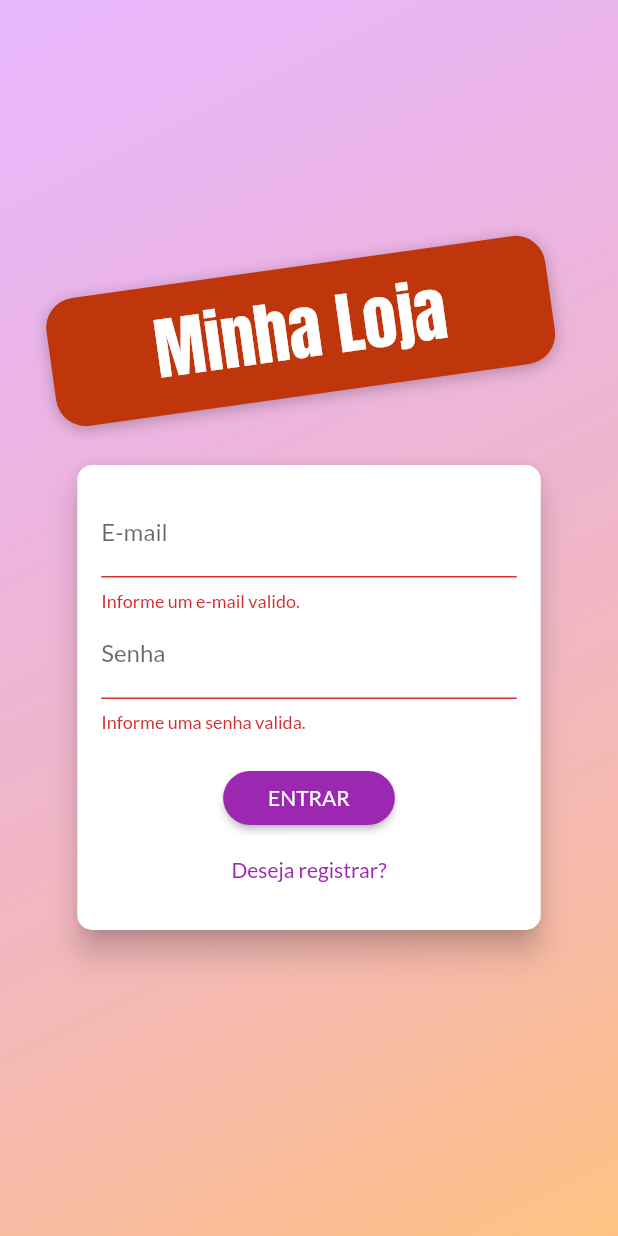
After one commit to Shaiell/Shop, a Flutter app: the screen it shows after launch, after a tap on "ENTRAR", on a phone screen of 412 x 824 dp. The commit adds this screen. Run offline on Flutter 3.47's test engine with Material 2 defaults, Android fonts, the phone set to English and light mode, and no system bars; our stand-ins replace shared_preferences; missing offline and left inert: dart:ffi; network calls fail.

Commit message:
versão de auth com firebase.

```diff
--- /dev/null
+++ b/lib/components/auth_form.dart
@@ -0,0 +1,176 @@
+import 'package:flutter/material.dart';
+import 'package:provider/provider.dart';
+import 'package:shop/exceptions/auth_exception.dart';
+import 'package:shop/models/auth.dart';
+
+enum AuthMode { signUp, login }
+
+class AuthFormState extends StatefulWidget {
+  const AuthFormState({Key? key}) : super(key: key);
+
+  @override
+  State<AuthFormState> createState() => _AthFormState();
+}
+
+class _AthFormState extends State<AuthFormState> {
+  final _passwordController = TextEditingController();
+  final _formKey = GlobalKey<FormState>();
+  bool _isLoading = false;
+  AuthMode _authMode = AuthMode.login;
+  Map<String, String> _authData = {
+    'email': '',
+    'password': '',
+  };
+
+  bool _isLogin() => _authMode == AuthMode.login;
+
+  bool _isSingUp() => _authMode == AuthMode.signUp;
+
+  void _switchAuthMode() {
+    setState(() {
+      if (_isLogin()) {
+        _authMode = AuthMode.signUp;
+      } else {
+        _authMode = AuthMode.login;
+      }
+    });
+  }
+
+  void _showErrorDialog(String msg) {
+    showDialog(
+      context: context,
+      builder: (ctx) => AlertDialog(
+        title: Text('Ocorreu um erro'),
+        content: Text(msg),
+        actions: [
+          TextButton(
+            onPressed: () => Navigator.of(context).pop(),
+            child: Text('Fechar'),
+          ),
+        ],
+      ),
+    );
+  }
+
+  Future<void> _submit() async {
+    final isValid = _formKey.currentState?.validate() ?? false;
+
+    if (!isValid) {
+      return;
+    }
+    setState(() => _isLoading = true);
+
+    _formKey.currentState?.save();
+
+    Auth auth = Provider.of(context, listen: false);
+
+    try {
+      if (_isLogin()) {
+        await auth.login(
+          _authData['email']!,
+          _authData['password']!,
+        );
+      } else {
+        await auth.signup(
+          _authData['email']!,
+          _authData['password']!,
+        );
+      }
+    } on AuthException catch (error) {
+      _showErrorDialog(error.toString());
+    } catch (error){
+      _showErrorDialog('Ocorreu um erro inesperado.');
+    }
+
+    setState(() => _isLoading = false);
+  }
+
+  @override
+  Widget build(BuildContext context) {
+    final deviceSize = MediaQuery.of(context).size;
+    return Card(
+      elevation: 8,
+      shape: RoundedRectangleBorder(
+        borderRadius: BorderRadius.circular(10),
+      ),
+      child: Container(
+        padding: const EdgeInsets.all(16),
+        height: _isLogin() ? 310 : 400,
+        width: deviceSize.width * 0.75,
+        child: Form(
+          key: _formKey,
+          child: Column(
+            children: [
+              TextFormField(
+                decoration: const InputDecoration(labelText: 'E-mail'),
+                keyboardType: TextInputType.emailAddress,
+                onSaved: (email) => _authData['email'] = email ?? '',
+                validator: (_email) {
+                  final email = _email ?? '';
+                  if (email.trim().isEmpty || !email.contains('@')) {
+                    return 'Informe um e-mail valido.';
+                  }
+                  return null;
+                },
+              ),
+              TextFormField(
+                decoration: const InputDecoration(labelText: 'Senha'),
+                keyboardType: TextInputType.emailAddress,
+                obscureText: true,
+                controller: _passwordController,
+                onSaved: (password) => _authData['password'] = password ?? '',
+                validator: (_password) {
+                  final password = _password ?? '';
+                  if (password.isEmpty || password.length < 5) {
+                    return 'Informe uma senha valida.';
+                  }
+                  return null;
+                },
+              ),
+              if (_isSingUp())
+                TextFormField(
+                  decoration:
+                      const InputDecoration(labelText: 'Confirmar Senha'),
+                  keyboardType: TextInputType.emailAddress,
+                  obscureText: true,
+                  validator: _isLogin()
+                      ? null
+                      : (_password) {
+                          final password = _password ?? '';
+                          if (password != _passwordController.text) {
+                            return 'Senhas informadas não conferem';
+                          }
+                          return null;
+                        },
+                ),
+              const SizedBox(height: 20),
+              if (_isLoading)
+                const CircularProgressIndicator()
+              else
+                ElevatedButton(
+                  onPressed: _submit,
+                  style: ElevatedButton.styleFrom(
+                    shape: RoundedRectangleBorder(
+                        borderRadius: BorderRadius.circular(30)),
+                    padding: const EdgeInsets.symmetric(
+                      horizontal: 30,
+                      vertical: 8,
+                    ),
+                  ),
+                  child: Text(
+                    _authMode == AuthMode.login ? 'ENTRAR' : 'REGISTRAR',
+                  ),
+                ),
+              const Spacer(),
+              TextButton(
+                onPressed: _switchAuthMode,
+                child:
+                    Text(_isLogin() ? 'Deseja registrar?' : 'Já possui conta?'),
+              ),
+            ],
+          ),
+        ),
+      ),
+    );
+  }
+}
--- a/lib/components/product_grid_item.dart
+++ b/lib/components/product_grid_item.dart
@@ -1,5 +1,6 @@
 import 'package:flutter/material.dart';
 import 'package:provider/provider.dart';
+import 'package:shop/models/auth.dart';
 import 'package:shop/models/cart.dart';
 import 'package:shop/models/product.dart';
 import 'package:shop/utils/app_routes.dart';
@@ -11,6 +12,7 @@ class ProductGridItem extends StatelessWidget {
   Widget build(BuildContext context) {
     final product = Provider.of<Product>(context, listen: false);
     final cart = Provider.of<Cart>(context, listen: false);
+    final auth = Provider.of<Auth>(context,listen: false);
 
     return ClipRRect(
       borderRadius: BorderRadius.circular(10),
@@ -23,7 +25,7 @@ class ProductGridItem extends StatelessWidget {
                   product.isFavorite ? Icons.favorite : Icons.favorite_border),
               color: Theme.of(context).colorScheme.secondary,
               onPressed: () {
-                product.toggleFavorite();
+                product.toggleFavorite(auth.token ?? '', auth.userId ?? '');
               },
             ),
           ),
--- /dev/null
+++ b/lib/data/store.dart
@@ -0,0 +1,32 @@
+import 'dart:convert';
+
+import 'package:shared_preferences/shared_preferences.dart';
+
+class Store {
+  static Future<bool> saveString(String key, String value) async {
+    final prefs = await SharedPreferences.getInstance();
+    return prefs.setString(key, value);
+  }
+
+  static Future<bool> saveMap(String key, Map<String, dynamic> value) async {
+    return saveString(key, jsonEncode(value));
+  }
+
+  static Future<String> getString(String key, [String defaultValue = '']) async {
+    final prefs = await SharedPreferences.getInstance();
+    return prefs.getString(key) ?? defaultValue ;
+  }
+
+  static Future<Map<String, dynamic>> getMap(String key, [String defaultValue = '']) async {
+    try{
+      return jsonDecode(await getString(key));
+    } catch (_) {
+      return {};
+    }
+  }
+
+  static Future<bool> remove(String key) async {
+    final prefs = await SharedPreferences.getInstance();
+    return prefs.remove(key);
+  }
+}
--- /dev/null
+++ b/lib/exceptions/auth_exception.dart
@@ -0,0 +1,18 @@
+class AuthException implements Exception {
+  final Map<String, String> errors = {
+    'EMAIL_EXISTS': 'E-mail já cadastrado.',
+    'OPERATION_NOT_ALLOWED': 'Operação não permitida.',
+    'TOO_MANY_ATTEMPTS_TRY_LATER': 'Acesso bloqueado temporariamente. Tente mais tarde.',
+    'EMAIL_NOT_FOUND': 'E-mail não encontrado.',
+    'INVALID_PASSWORD': 'Senha informada não confere.',
+    'USER_DISABLED': 'A conta do usuario foi desabilitada.',
+  };
+  final String key;
+
+  AuthException(this.key);
+
+  @override
+  String toString() {
+    return errors[key] ?? 'Ocorreu um erro no processo de autenticação';
+  }
+}
--- a/lib/main.dart
+++ b/lib/main.dart
@@ -1,8 +1,11 @@
 import 'package:flutter/material.dart';
 import 'package:provider/provider.dart';
+import 'package:shop/models/auth.dart';
 import 'package:shop/models/cart.dart';
 import 'package:shop/models/order_list.dart';
 import 'package:shop/models/product_list.dart';
+import 'package:shop/pages/auth_or_home_page.dart';
+import 'package:shop/pages/auth_page.dart';
 import 'package:shop/pages/cart_page.dart';
 import 'package:shop/pages/orders_page.dart';
 import 'package:shop/pages/product_detail_page.dart';
@@ -23,9 +26,28 @@ class MyApp extends StatelessWidget {
   Widget build(BuildContext context) {
     return MultiProvider(
       providers: [
-        ChangeNotifierProvider(create: (_) => ProductList()),
+        ChangeNotifierProvider(create: (_) => Auth()),
+        ChangeNotifierProxyProvider<Auth, ProductList>(
+          create: (_) => ProductList(),
+          update: (ctx, auth, previous) {
+            return ProductList(
+              auth.token ?? '',
+              auth.userId ?? '',
+              previous?.items ?? [],
+            );
+          },
+        ),
+        ChangeNotifierProxyProvider<Auth, OrderList>(
+          create: (_) => OrderList(),
+          update: (ctx, auth, previous) {
+            return OrderList(
+              auth.token ?? '',
+              auth.userId ?? '',
+              previous?.items ?? [],
+            );
+          },
+        ),
         ChangeNotifierProvider(create: (_) => Cart()),
-        ChangeNotifierProvider(create: (_) => OrderList()),
       ],
       child: MaterialApp(
         title: 'Flutter Demo',
@@ -39,7 +61,7 @@ class MyApp extends StatelessWidget {
         // home: ProductsOverviewPage(),
         debugShowCheckedModeBanner: false,
         routes: {
-          AppRoutes.home: (ctx) => const ProductsOverviewPage(),
+          AppRoutes.authOrHome: (ctx) => const AuthOrHomePage(),
           AppRoutes.productDetail: (ctx) => const ProductDetailPage(),
           AppRoutes.cart: (ctx) => const CartPage(),
           AppRoutes.orders: (ctx) => const OrdersPage(),
--- /dev/null
+++ b/lib/models/auth.dart
@@ -0,0 +1,126 @@
+import 'dart:async';
+import 'dart:convert';
+
+import 'package:flutter/material.dart';
+import 'package:http/http.dart' as http;
+import 'package:shop/data/store.dart';
+import 'package:shop/exceptions/auth_exception.dart';
+
+class Auth with ChangeNotifier {
+  String? _token;
+  String? _email;
+  String? _userId;
+  DateTime? _expiryDate;
+  Timer? _logoutTimer;
+
+  bool get isAuth {
+    final isValid = _expiryDate?.isAfter(DateTime.now()) ?? false;
+    return _token != null && isValid;
+  }
+
+  String? get token {
+    return isAuth ? _token : null;
+  }
+
+  String? get email {
+    return isAuth ? _email : null;
+  }
+
+  String? get userId {
+    return isAuth ? _userId : null;
+  }
+
+  Future<void> _authenticate(
+      String email, String password, String urlFragment) async {
+    final url =
+        'https://identitytoolkit.googleapis.com/v1/accounts:$urlFragment?key=AIzaSyADwI0PpXIq0hXEw-FGnsTyT3eKduotcbg';
+    final response = await http.post(
+      Uri.parse(url),
+      body: jsonEncode(
+        {
+          'email': email,
+          'password': password,
+          'returnSecureToken': true,
+        },
+      ),
+    );
+
+    final body = jsonDecode(response.body);
+
+    if (body['error'] != null) {
+      throw AuthException(body['error']['message']);
+    } else {
+      _token = body['idToken'];
+      _email = body['email'];
+      _userId = body['localId'];
+
+      _expiryDate = DateTime.now().add(
+        Duration(
+          seconds: int.parse(body['expiresIn']),
+        ),
+      );
+
+      Store.saveMap(
+        'userData',
+        {
+          'token': _token,
+          'email': _email,
+          'userId': _userId,
+          'expiryDate': _expiryDate!.toIso8601String(),
+        },
+      );
+
+      _autoLogout();
+      notifyListeners();
+    }
+  }
+
+  Future<void> tryAutoLogin() async {
+    if(isAuth) return ;
+
+    final userData = await Store.getMap('userData');
+    if(userData.isEmpty) return ;
+
+    final expiryDate = DateTime.parse(userData['expiryDate']);
+    if(expiryDate.isBefore(DateTime.now())) return;
+
+    _token = userData['token'];
+    _email = userData['email'];
+    _userId = userData['userId'];
+    _expiryDate = expiryDate;
+
+    _autoLogout();
+    notifyListeners();
+  }
+
+  Future<void> signup(String email, String password) async {
+    return _authenticate(email, password, 'signUp');
+  }
+
+  Future<void> login(String email, String password) async {
+    return _authenticate(email, password, 'signInWithPassword');
+  }
+
+  void logout() {
+    _token = null;
+    _email = null;
+    _userId = null;
+    _expiryDate = null;
+    clearLogoutTimer();
+    Store.remove('userData').then((_) => notifyListeners());
+  }
+
+  void clearLogoutTimer() {
+    _logoutTimer?.cancel();
+    _logoutTimer = null;
+  }
+
+  void _autoLogout() {
+    clearLogoutTimer();
+    final timeToLogout = _expiryDate?.difference(DateTime.now()).inSeconds;
+    _logoutTimer = Timer(
+      Duration(seconds: timeToLogout ?? 0),
+      logout,
+    );
+  }
+}
--- a/lib/models/order_list.dart
+++ b/lib/models/order_list.dart
@@ -9,7 +9,15 @@ import 'package:shop/models/order.dart';
 import 'package:shop/utils/constants.dart';
 
 class OrderList with ChangeNotifier {
+  final String _token;
+  final String _userId;
   List<Order> _items = [];
+
+  OrderList([
+    this._token = '',
+    this._userId = '',
+    this._items = const [],
+  ]);
 
   List<Order> get items {
     return [..._items];
@@ -20,13 +28,14 @@ class OrderList with ChangeNotifier {
   }
 
   Future<void> loadOrders() async {
-    _items.clear();
-    final response =
-        await http.get(Uri.parse('${Constants.ORDER_BASE_URL}.json'));
+    List<Order> items = [];
+
+    final response = await http
+        .get(Uri.parse('${Constants.ORDER_BASE_URL}/$_userId.json?auth=$_token'));
     if (response.body == 'null') return;
     Map<String, dynamic> data = jsonDecode(response.body);
     data.forEach((orderId, orderData) {
-      _items.add(
+      items.add(
         Order(
           id: orderId,
           total: orderData['total'],
@@ -43,13 +52,14 @@ class OrderList with ChangeNotifier {
         ),
       );
     });
+    _items = items.reversed.toList();
     notifyListeners();
   }
 
   Future<void> addOrder(Cart cart) async {
     final date = DateTime.now();
     final response = await http.post(
-      Uri.parse('${Constants.ORDER_BASE_URL}.json'),
+      Uri.parse('${Constants.ORDER_BASE_URL}/$_userId.json?auth=$_token'),
       body: jsonEncode(
         {
           'total': cart.totalAmount,
--- /dev/null
+++ b/lib/pages/auth_or_home_page.dart
@@ -0,0 +1,29 @@
+import 'package:flutter/material.dart';
+import 'package:provider/provider.dart';
+import 'package:shop/models/auth.dart';
+import 'package:shop/pages/auth_page.dart';
+import 'package:shop/pages/products_overview_page.dart';
+
+class AuthOrHomePage extends StatelessWidget {
+  const AuthOrHomePage({Key? key}) : super(key: key);
+
+  @override
+  Widget build(BuildContext context) {
+    Auth auth = Provider.of(context);
+    // return auth.isAuth ? ProductsOverviewPage() : AuthPage() ;
+    return FutureBuilder(
+      future: auth.tryAutoLogin(),
+      builder: (ctx, snapshot) {
+        if(snapshot.connectionState == ConnectionState.waiting){
+          return const Center(child: CircularProgressIndicator());
+        } else if (snapshot.error != null) {
+          return const Center(
+            child: Text('Ocorreu um erro efetuar login.'),
+          );
+        } else {
+          return auth.isAuth ? ProductsOverviewPage() : AuthPage() ;
+        }
+      },
+    );
+  }
+}
--- /dev/null
+++ b/lib/pages/auth_page.dart
@@ -0,0 +1,68 @@
+import 'dart:math';
+
+import 'package:flutter/material.dart';
+import 'package:shop/components/auth_form.dart';
+
+class AuthPage extends StatelessWidget {
+  const AuthPage({Key? key}) : super(key: key);
+
+  @override
+  Widget build(BuildContext context) {
+    return Scaffold(
+      body: Stack(
+        children: [
+          Container(
+            decoration: const BoxDecoration(
+              gradient: LinearGradient(
+                colors: [
+                  Color.fromRGBO(215, 117, 255, 0.5),
+                  Color.fromRGBO(255, 188, 117, 0.9),
+                ],
+                begin: Alignment.topLeft,
+                end: Alignment.bottomRight,
+              ),
+            ),
+          ),
+          Container(
+            width: double.infinity,
+            child: Column(
+              crossAxisAlignment: CrossAxisAlignment.center,
+              mainAxisAlignment: MainAxisAlignment.center,
+              children: [
+                Container(
+                  margin: const EdgeInsets.only(
+                    bottom: 20,
+                  ),
+                  padding: const EdgeInsets.symmetric(
+                    vertical: 10,
+                    horizontal: 70,
+                  ),
+                  transform: Matrix4.rotationZ(-8 * pi / 180)..translate(-10.0),
+                  decoration: BoxDecoration(
+                    borderRadius: BorderRadius.circular(20),
+                    color: Colors.deepOrange.shade900,
+                    boxShadow: const [
+                      BoxShadow(
+                        blurRadius: 8,
+                        color: Colors.black26,
+                        offset: Offset(0, 2),
+                      ),
+                    ],
+                  ),
+                  child: const Text(
+                    'Minha Loja',
+                    style: TextStyle(
+                        fontSize: 45, fontFamily: 'Anton', color: Colors.white
+                        // color: Theme.of(context).textTheme.headlineSmall?.color
+                        ),
+                  ),
+                ),
+                AuthFormState(),
+              ],
+            ),
+          ),
+        ],
+      ),
+    );
+  }
+}
--- a/lib/utils/app_routes.dart
+++ b/lib/utils/app_routes.dart
@@ -1,7 +1,7 @@
 class AppRoutes{
+  static const authOrHome = '/';
   static const productDetail = '/product-detail';
   static const cart = '/cart';
-  static const home = '/';
   static const orders = '/orders';
   static const products = '/products';
   static const productForm = '/product-form';
--- a/lib/utils/constants.dart
+++ b/lib/utils/constants.dart
@@ -1,4 +1,5 @@
 class Constants {
+  static const USER_FAVORITE_URL = 'https://shop-9bedf-default-rtdb.firebaseio.com/userFavorite';
   static const PRODUCT_BASE_URL = 'https://shop-9bedf-default-rtdb.firebaseio.com/products';
   static const ORDER_BASE_URL = 'https://shop-9bedf-default-rtdb.firebaseio.com/orders';
 }
--- a/pubspec.yaml
+++ b/pubspec.yaml
@@ -38,6 +38,7 @@ dependencies:
   provider: ^6.0.5
   intl: ^0.18.1
   http: ^0.13.5
+  shared_preferences: ^2.1.0
 
 dev_dependencies:
   flutter_test:
```
Also changed, not shown: lib/components/app_drawer.dart (+12 -1 lines), lib/models/product.dart (+5 -9 lines), lib/models/product_list.dart (+25 -7 lines), pubspec.lock.
